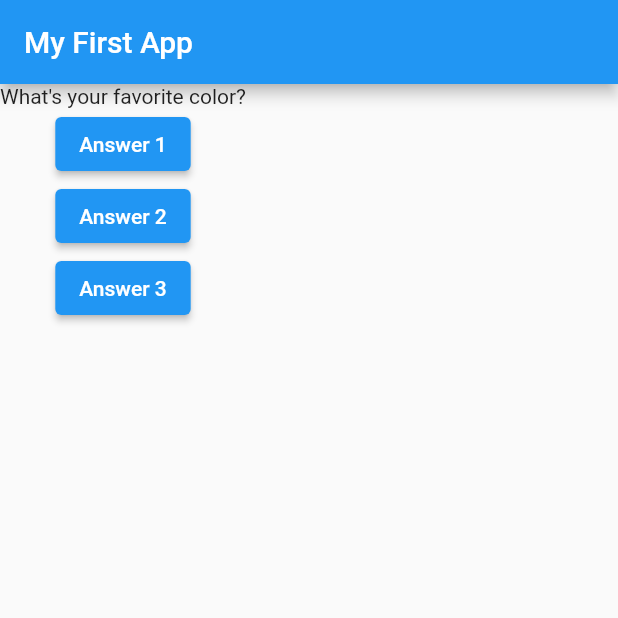
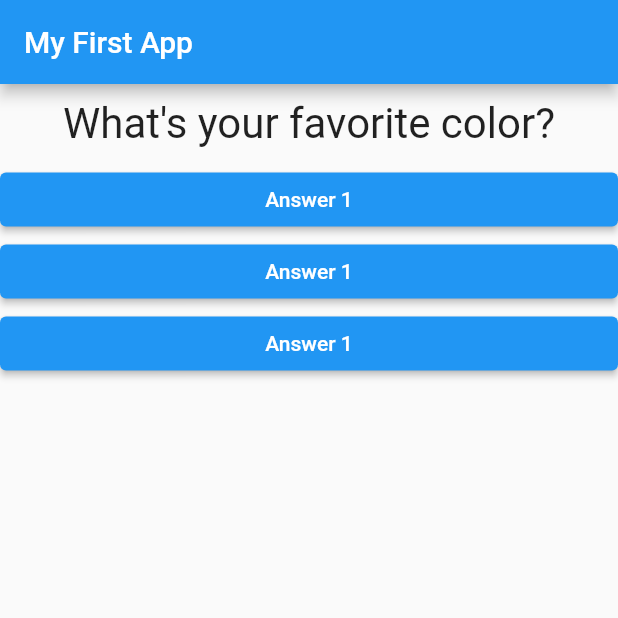
Before and after one commit to jvillarreal2016/Pokemon_Quiz_App, a Flutter app: the screen it shows after launch, on a phone screen of 412 x 824 dp, the top half of it. Run offline on Flutter 3.47's test engine with Material 2 defaults, Android fonts, the phone set to English and light mode, and no system bars.

```diff
--- /dev/null
+++ b/lib/answer.dart
@@ -0,0 +1,19 @@
+import 'package:flutter/material.dart';
+
+class Answer extends StatelessWidget {
+  final Function selectHandler;
+
+  Answer(this.selectHandler);
+
+  @override
+  Widget build(BuildContext context) {
+    return Container(
+      width: double.infinity,
+      child: ElevatedButton(
+        style: ElevatedButton.styleFrom(primary: Colors.blue),
+        child: Text('Answer 1'),
+        onPressed: selectHandler,
+      ),
+    );
+  }
+}
--- a/lib/main.dart
+++ b/lib/main.dart
@@ -1,6 +1,7 @@
 import 'package:flutter/material.dart';
 
 import './question.dart';
+import './answer.dart';
 
 void main() {
   runApp(MyApp());
@@ -40,21 +41,9 @@ class _MyAppState extends State<MyApp> {
             Question(
               questions[_questionIndex],
             ),
-            ElevatedButton(
-              onPressed: _answerQuestion,
-              child: Text('Answer 1'),
-            ),
-            ElevatedButton(
-              onPressed: () => print('Answer 2 chosen!'),
-              child: Text('Answer 2'),
-            ),
-            ElevatedButton(
-              onPressed: () {
-                //...
-                print('Answer 3 chosen');
-              },
-              child: Text('Answer 3'),
-            ),
+            Answer(_answerQuestion),
+            Answer(_answerQuestion),
+            Answer(_answerQuestion),
           ],
         ),
       ),
--- a/lib/question.dart
+++ b/lib/question.dart
@@ -7,6 +7,14 @@ class Question extends StatelessWidget {
 
   @override
   Widget build(BuildContext context) {
-    return Text(questionText);
+    return Container(
+      width: double.infinity,
+      margin: EdgeInsets.all(10),
+      child: Text(
+        questionText,
+        style: TextStyle(fontSize: 28),
+        textAlign: TextAlign.center,
+      ),
+    );
   }
 }
```
